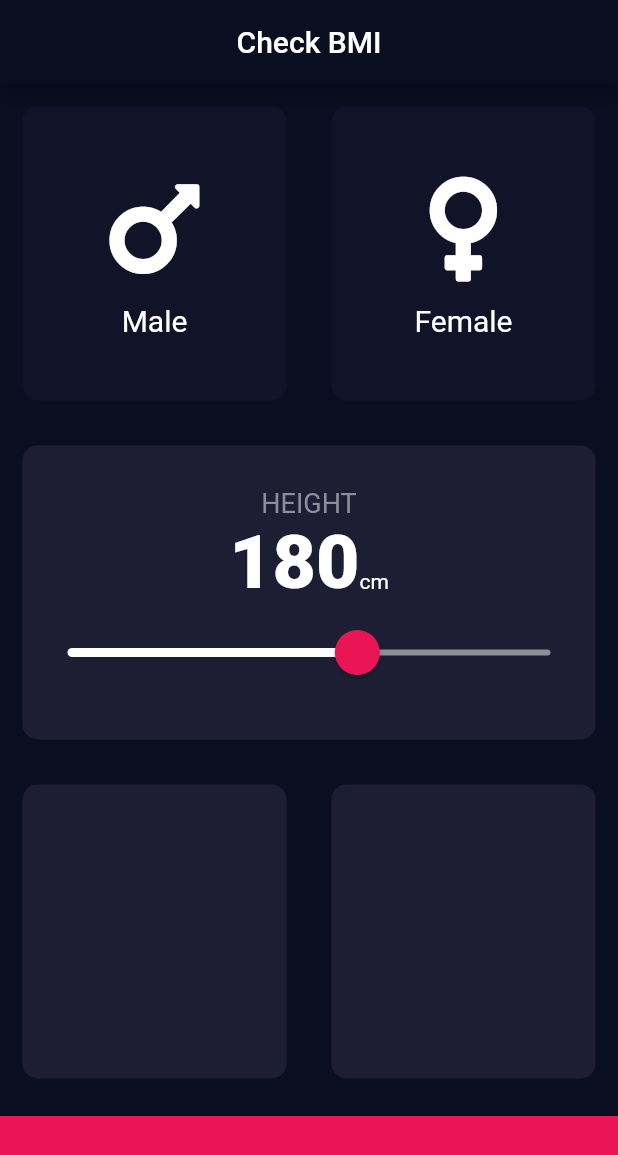
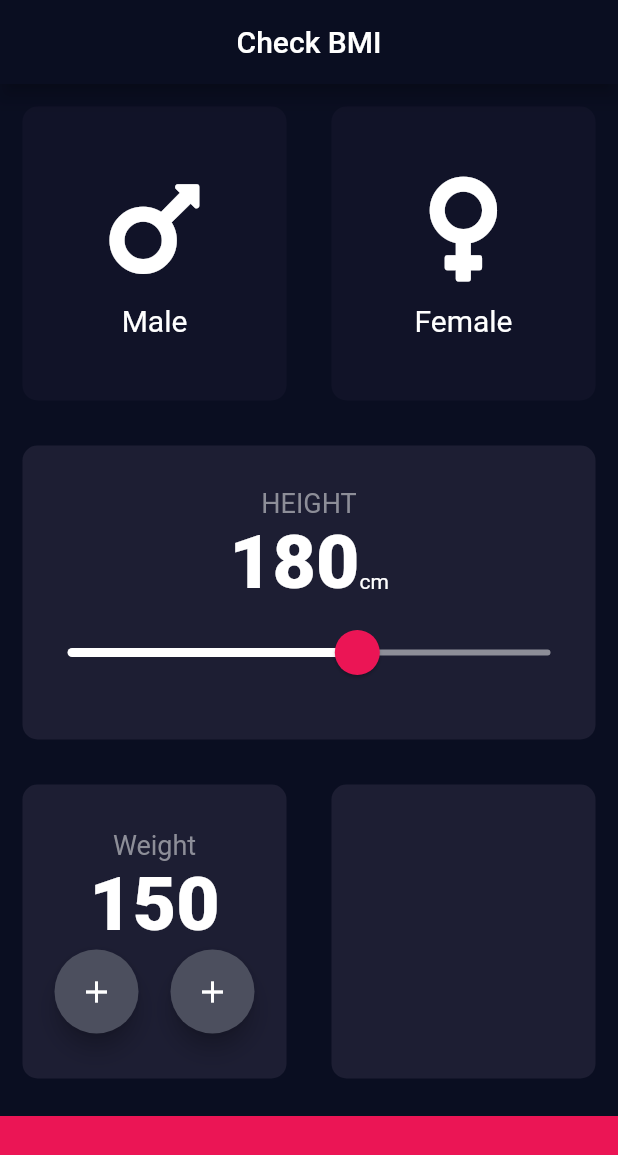
Before and after one commit to vikilinho/mybmi, a Flutter app: the screen it shows after launch, on a phone screen of 412 x 824 dp. Shown: the top 1155 px of the screen. Run offline on Flutter 3.47's test engine with Material 2 defaults, Android fonts, the phone set to English and light mode, and no system bars; our stand-ins replace font_awesome_flutter.

Commit message:
1/6/2021

```diff
--- a/lib/bmipage.dart
+++ b/lib/bmipage.dart
@@ -17,6 +17,7 @@ class BMIPage extends StatefulWidget {
 class _BMIPageState extends State<BMIPage> {
   Gender selectedGender;
   int height = 180;
+  int weight = 150;
 
   @override
   Widget build(BuildContext context) {
@@ -127,6 +128,44 @@ class _BMIPageState extends State<BMIPage> {
                   children: [
                     Expanded(
                       child: BoxContainer(
+                        cardChild: Column(
+                          mainAxisAlignment: MainAxisAlignment.center,
+                          children: [
+                            Text(
+                              "Weight",
+                              style: TextStyle(
+                                  fontSize: 18, color: Color(0xFF8D8E98)),
+                            ),
+                            Text(
+                              weight.toString(),
+                              style: TextStyle(
+                                  fontSize: 50.0, fontWeight: FontWeight.w900),
+                            ),
+                            Row(
+                              mainAxisAlignment: MainAxisAlignment.spaceEvenly,
+                              children: [
+                                FloatingActionButton(
+                                  backgroundColor: Color(0xFF4C4F5E),
+                                  onPressed: () {
+                                    setState(() {});
+                                  },
+                                  child: Icon(
+                                    Icons.add,
+                                  ),
+                                ),
+                                FloatingActionButton(
+                                  backgroundColor: Color(0xFF4C4F5E),
+                                  onPressed: () {
+                                    setState(() {});
+                                  },
+                                  child: Icon(
+                                    Icons.add,
+                                  ),
+                                )
+                              ],
+                            ),
+                          ],
+                        ),
                         color: Color(0xFF1D1E33),
                       ),
                     ),
```
